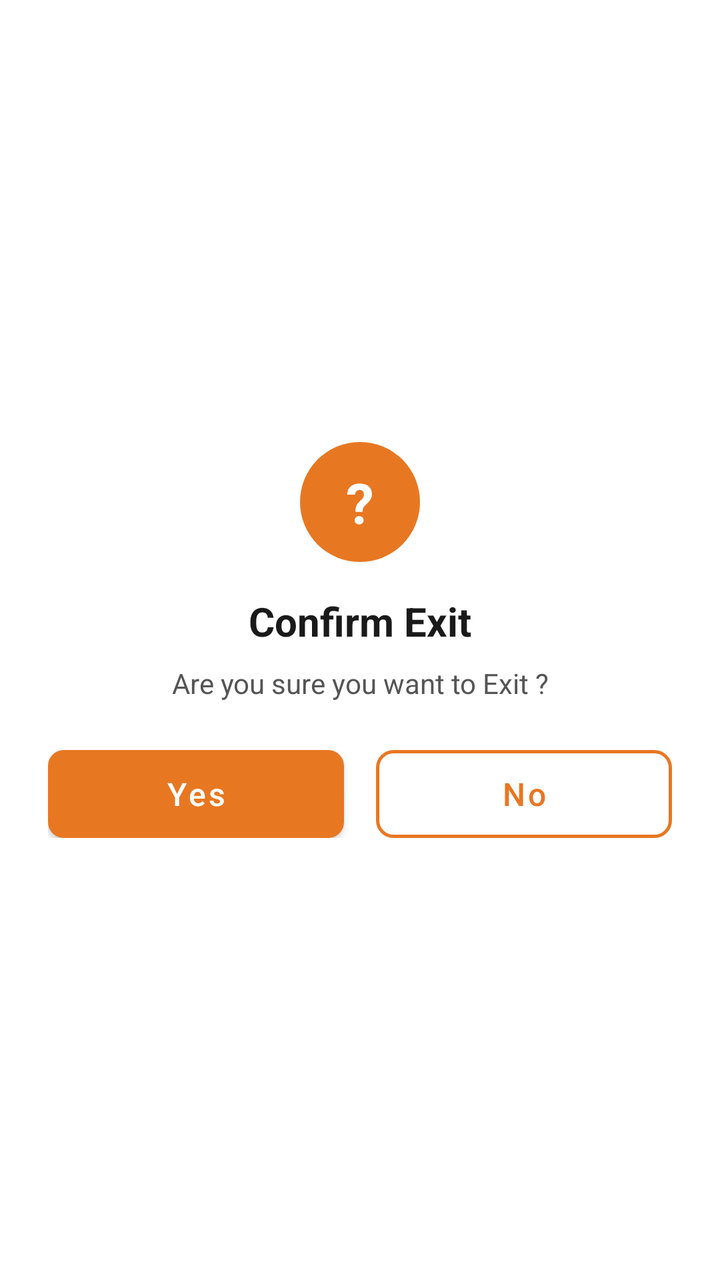
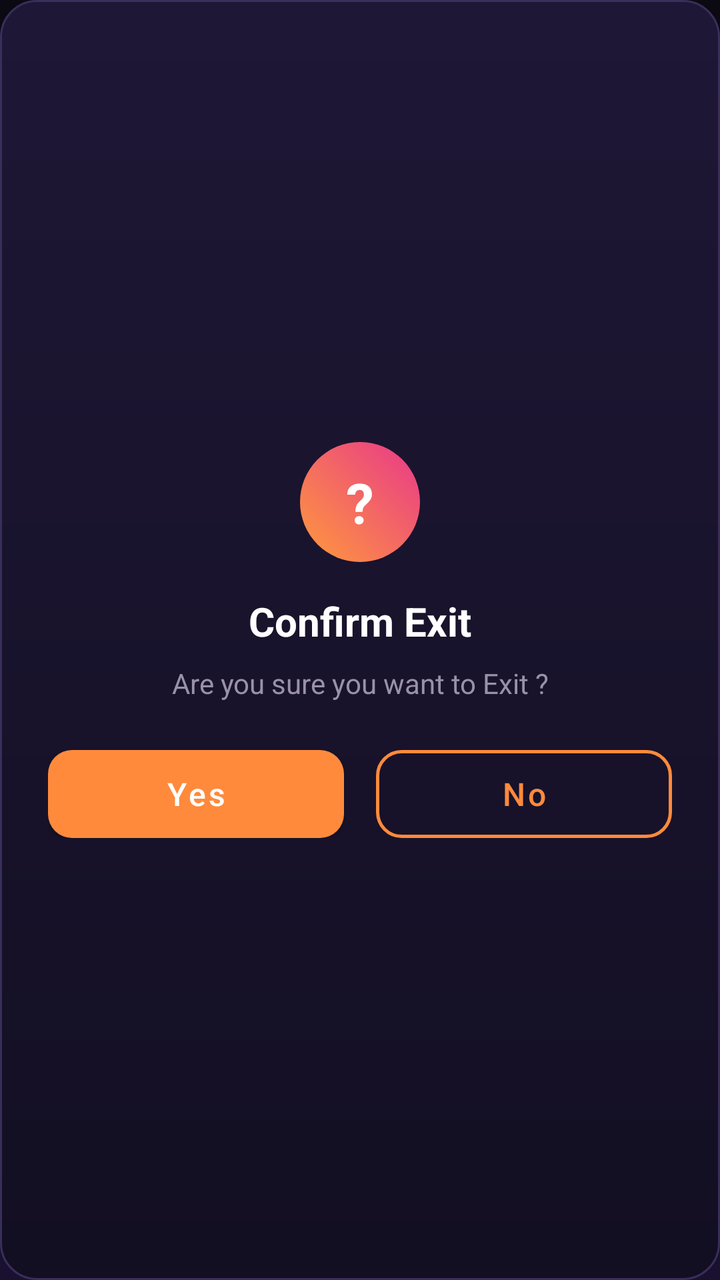

Compare the two renders of this Android layout. The source of the first and the diff that turns it into the second are given below.
<!-- AndroidManifest.xml: application theme Theme.IPTVPlayer -->
<!-- res/layout/dialog_exit.xml -->
<?xml version="1.0" encoding="utf-8"?>
<LinearLayout
    xmlns:android="http://schemas.android.com/apk/res/android"
    android:layout_width="match_parent"
    android:layout_height="wrap_content"
    android:orientation="vertical"
    android:gravity="center"
    android:padding="24dp"
    android:background="@android:color/white">

    
    <FrameLayout
        android:layout_width="60dp"
        android:layout_height="60dp"
        android:layout_marginBottom="16dp">

        <View
            android:layout_width="60dp"
            android:layout_height="60dp"
            android:background="@drawable/bg_exit_icon" />

        <TextView
            android:layout_width="match_parent"
            android:layout_height="match_parent"
            android:gravity="center"
            android:text="?"
            android:textColor="@android:color/white"
            android:textSize="28sp"
            android:textStyle="bold" />

    </FrameLayout>

    <TextView
        android:layout_width="wrap_content"
        android:layout_height="wrap_content"
        android:text="@string/confirm_exit"
        android:textColor="#1A1A1A"
        android:textSize="20sp"
        android:textStyle="bold"
        android:layout_marginBottom="8dp" />

    <TextView
        android:layout_width="wrap_content"
        android:layout_height="wrap_content"
        android:text="@string/exit_message"
        android:textColor="#555555"
        android:textSize="14sp"
        android:gravity="center"
        android:layout_marginBottom="24dp" />

    <LinearLayout
        android:layout_width="match_parent"
        android:layout_height="wrap_content"
        android:orientation="horizontal"
        android:gravity="center">

        <Button
            android:id="@+id/btnYes"
            android:layout_width="0dp"
            android:layout_height="44dp"
            android:layout_weight="1"
            android:layout_marginEnd="8dp"
            android:text="@string/yes"
            android:textColor="@android:color/white"
            android:textAllCaps="false"
            android:background="@drawable/bg_btn_orange"
            android:textSize="16sp" />

        <Button
            android:id="@+id/btnNo"
            android:layout_width="0dp"
            android:layout_height="44dp"
            android:layout_weight="1"
            android:layout_marginStart="8dp"
            android:text="@string/no"
            android:textColor="@color/colorOrange"
            android:textAllCaps="false"
            android:background="@drawable/bg_btn_outline"
            android:textSize="16sp" />

    </LinearLayout>

</LinearLayout>
<!-- resources referenced by this layout -->
<resources>
  <color name="colorOrange">#E87722</color>
  <!-- drawable bg_btn_orange (drawable) -->
  <?xml version="1.0" encoding="utf-8"?>
  <shape xmlns:android="http://schemas.android.com/apk/res/android"
      android:shape="rectangle">
      <solid android:color="#E87722" />
      <corners android:radius="8dp" />
  </shape>
  <!-- drawable bg_btn_outline (drawable) -->
  <?xml version="1.0" encoding="utf-8"?>
  <shape xmlns:android="http://schemas.android.com/apk/res/android"
      android:shape="rectangle">
      <solid android:color="@android:color/transparent" />
      <stroke android:width="1.5dp" android:color="#E87722" />
      <corners android:radius="8dp" />
  </shape>
  <!-- drawable bg_exit_icon (drawable) -->
  <?xml version="1.0" encoding="utf-8"?>
  <shape xmlns:android="http://schemas.android.com/apk/res/android"
      android:shape="oval">
      <solid android:color="#E87722" />
  </shape>
  <string name="confirm_exit">Confirm Exit</string>
  <string name="exit_message">Are you sure you want to Exit ?</string>
  <string name="no">No</string>
  <string name="yes">Yes</string>
  <style name="Theme.IPTVPlayer" parent="Theme.MaterialComponents.NoActionBar">
          <item name="colorPrimary">@color/colorPrimary</item>
          <item name="colorPrimaryVariant">@color/colorPrimaryVariant</item>
          <item name="colorOnPrimary">@color/colorOnPrimary</item>
          <item name="colorSecondary">@color/colorSecondary</item>
          <item name="colorOnSecondary">@color/colorOnSecondary</item>
          <item name="android:colorBackground">@color/colorBackground</item>
          <item name="colorSurface">@color/colorSurface</item>
          <item name="colorError">@color/colorError</item>
          <item name="windowActionBar">false</item>
          <item name="windowNoTitle">true</item>
          <item name="android:statusBarColor">@color/colorBackground</item>
          <item name="android:navigationBarColor">@color/colorBackground</item>
          <item name="android:windowBackground">@color/colorBackground</item>
      </style>
  <color name="colorPrimary">#E87722</color>
  <color name="colorPrimaryVariant">#C45F00</color>
  <color name="colorOnPrimary">#FFFFFF</color>
  <color name="colorSecondary">#E87722</color>
  <color name="colorOnSecondary">#FFFFFF</color>
  <color name="colorBackground">#0D0D0D</color>
  <color name="colorSurface">#1A1A1A</color>
  <color name="colorError">#CF6679</color>
</resources>

<!-- the commit's change to res/layout/dialog_exit.xml (unified diff, before → after) -->
@@ -6,7 +6,7 @@
     android:orientation="vertical"
     android:gravity="center"
     android:padding="24dp"
-    android:background="@android:color/white">
+    android:background="@drawable/bg_dialog">
 
     
     <FrameLayout
@@ -34,7 +34,7 @@
         android:layout_width="wrap_content"
         android:layout_height="wrap_content"
         android:text="@string/confirm_exit"
-        android:textColor="#1A1A1A"
+        android:textColor="@color/colorChannelName"
         android:textSize="20sp"
         android:textStyle="bold"
         android:layout_marginBottom="8dp" />
@@ -43,7 +43,7 @@
         android:layout_width="wrap_content"
         android:layout_height="wrap_content"
         android:text="@string/exit_message"
-        android:textColor="#555555"
+        android:textColor="@color/colorSubText"
         android:textSize="14sp"
         android:gravity="center"
         android:layout_marginBottom="24dp" />
<!-- resource entries referenced after the edit -->
@@ -1,26 +1,48 @@
 <!-- resources referenced by this layout -->
 <resources>
-  <color name="colorOrange">#E87722</color>
+  <color name="colorChannelName">#FFFFFF</color>
+  <color name="colorOrange">#FF8A3C</color>
+  <color name="colorSubText">#9A90AC</color>
   <!-- drawable bg_btn_orange (drawable) -->
   <?xml version="1.0" encoding="utf-8"?>
   <shape xmlns:android="http://schemas.android.com/apk/res/android"
       android:shape="rectangle">
-      <solid android:color="#E87722" />
-      <corners android:radius="8dp" />
+      <gradient
+          android:angle="0"
+          android:startColor="@color/colorGradientStart"
+          android:endColor="@color/colorGradientEnd"
+          android:type="linear" />
+      <corners android:radius="12dp" />
   </shape>
   <!-- drawable bg_btn_outline (drawable) -->
   <?xml version="1.0" encoding="utf-8"?>
   <shape xmlns:android="http://schemas.android.com/apk/res/android"
       android:shape="rectangle">
       <solid android:color="@android:color/transparent" />
-      <stroke android:width="1.5dp" android:color="#E87722" />
-      <corners android:radius="8dp" />
+      <stroke android:width="1.5dp" android:color="@color/colorOrange" />
+      <corners android:radius="12dp" />
+  </shape>
+  <!-- drawable bg_dialog (drawable) -->
+  <?xml version="1.0" encoding="utf-8"?>
+  <shape xmlns:android="http://schemas.android.com/apk/res/android"
+      android:shape="rectangle">
+      <gradient
+          android:angle="270"
+          android:startColor="#1E1736"
+          android:endColor="#130F22"
+          android:type="linear" />
+      <corners android:radius="18dp" />
+      <stroke android:width="1dp" android:color="#3A2E5A" />
   </shape>
   <!-- drawable bg_exit_icon (drawable) -->
   <?xml version="1.0" encoding="utf-8"?>
   <shape xmlns:android="http://schemas.android.com/apk/res/android"
       android:shape="oval">
-      <solid android:color="#E87722" />
+      <gradient
+          android:angle="45"
+          android:startColor="@color/colorGradientStart"
+          android:endColor="@color/colorGradientEnd"
+          android:type="linear" />
   </shape>
   <string name="confirm_exit">Confirm Exit</string>
   <string name="exit_message">Are you sure you want to Exit ?</string>
@@ -34,20 +56,37 @@
           <item name="colorOnSecondary">@color/colorOnSecondary</item>
           <item name="android:colorBackground">@color/colorBackground</item>
           <item name="colorSurface">@color/colorSurface</item>
+          <item name="colorOnSurface">@color/colorOnSurface</item>
           <item name="colorError">@color/colorError</item>
           <item name="windowActionBar">false</item>
           <item name="windowNoTitle">true</item>
           <item name="android:statusBarColor">@color/colorBackground</item>
           <item name="android:navigationBarColor">@color/colorBackground</item>
-          <item name="android:windowBackground">@color/colorBackground</item>
+          <item name="android:windowBackground">@drawable/bg_app_gradient</item>
       </style>
-  <color name="colorPrimary">#E87722</color>
-  <color name="colorPrimaryVariant">#C45F00</color>
+  <color name="colorGradientStart">#FF9A3C</color>
+  <color name="colorGradientEnd">#E8388A</color>
+  <color name="colorPrimary">#FF8A3C</color>
+  <color name="colorPrimaryVariant">#E06A1F</color>
   <color name="colorOnPrimary">#FFFFFF</color>
-  <color name="colorSecondary">#E87722</color>
+  <color name="colorSecondary">#E8388A</color>
   <color name="colorOnSecondary">#FFFFFF</color>
-  <color name="colorBackground">#0D0D0D</color>
-  <color name="colorSurface">#1A1A1A</color>
-  <color name="colorError">#CF6679</color>
+  <color name="colorBackground">#0B0912</color>
+  <color name="colorSurface">#171322</color>
+  <color name="colorOnSurface">#F6F1FF</color>
+  <color name="colorError">#FF5C8A</color>
+  <!-- drawable bg_app_gradient (drawable) -->
+  <?xml version="1.0" encoding="utf-8"?>
+  <shape xmlns:android="http://schemas.android.com/apk/res/android"
+      android:shape="rectangle">
+      <gradient
+          android:angle="270"
+          android:startColor="@color/colorGradientBgStart"
+          android:centerColor="#120D24"
+          android:endColor="@color/colorGradientBgEnd"
+          android:type="linear" />
+  </shape>
+  <color name="colorGradientBgStart">#0B0912</color>
+  <color name="colorGradientBgEnd">#1A1030</color>
 </resources>
 
